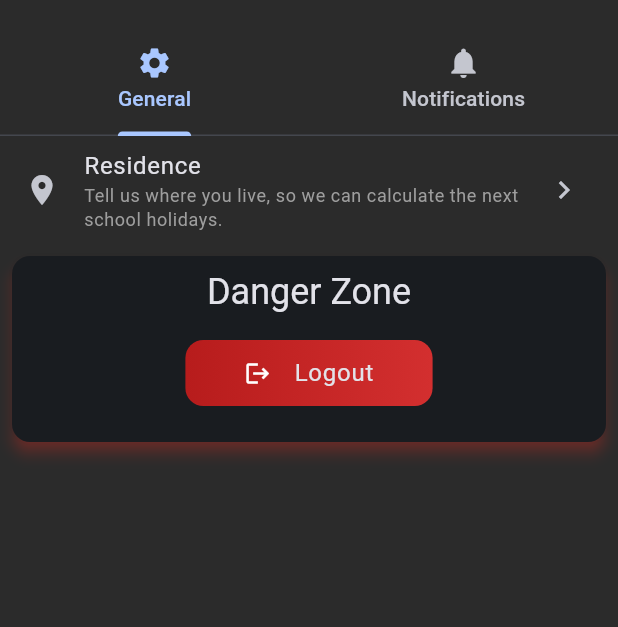
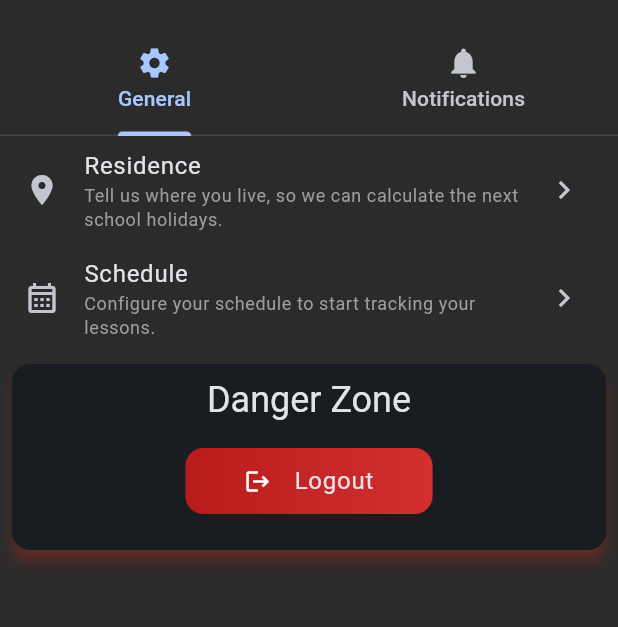
Before and after one commit to HumanBot000/SchoolMate, a Flutter app: the SettingsPage screen opened directly, on a phone screen of 412 x 824 dp, the part 59-686 px from its top. Run offline on Flutter 3.47's test engine with Material 3 defaults, Android fonts, the light colour scheme and no system bars; our stand-ins replace dotted_border, flutter_colorpicker, flutter_local_notifications, flutter_svg, logger, lottie and 6 more; missing offline and left inert: android_alarm_manager_plus, postgrest, supabase_auth_ui; accounts and stored records are empty; statements that could not run were skipped.

Commit message:
[Feature] implements the schedule metadata update ====================================================================================================== We might need to consider manually clearing all lessons before letting the user update the Metadata - or at least validate it correctly

```diff
--- a/lib/pages/settings/Widgets/OtherSettingsPage.dart
+++ b/lib/pages/settings/Widgets/OtherSettingsPage.dart
@@ -2,6 +2,8 @@
 import 'package:school_mate/API/supabase/auth/userData.dart' as user;
 import 'package:school_mate/Widgets/public/GradientButton.dart';
 import 'package:school_mate/pages/settings/SettingsPage.dart';
+import 'package:school_mate/pages/settings/schedule/ScheduleEditLogic.dart'
+    as schedule_edit_logic;
 import 'package:school_mate/pages/settings/setup.dart';
 
 class OtherSettingsPage extends StatefulWidget {
@@ -39,6 +41,22 @@
             ),
           )),
         ),
+        ListTile(
+            title: const Text('Schedule'),
+            leading: const Icon(
+              Icons.calendar_month_outlined,
+            ),
+            trailing: const Icon(
+              Icons.keyboard_arrow_right,
+            ),
+            subtitle: Text(
+              "Configure your schedule to start tracking your lessons.",
+              style: Theme.of(context)
+                  .textTheme
+                  .bodySmall
+                  ?.copyWith(color: Colors.grey),
+            ),
+            onTap: () => schedule_edit_logic.onTap(context)),
         Card(
           elevation: 4.0,
           shadowColor: Colors.red,
```
Also changed, not shown: lib/API/supabase/schedule/MetadataCRUD.dart (renamed from lib/API/supabase/schedule/insertMetadata.dart, +19 -1 lines), lib/pages/home/schedule/setup/scheduleSetup.dart (+67 -10 lines), lib/pages/settings/schedule/ScheduleEditLogic.dart (added, +34 -0 lines).
